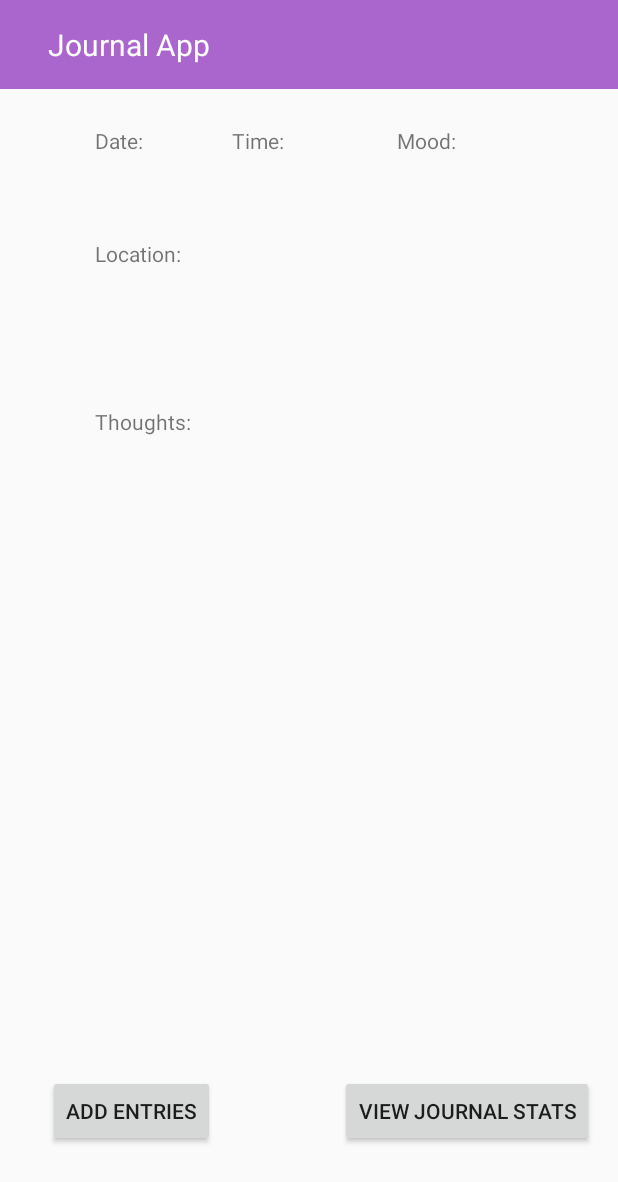
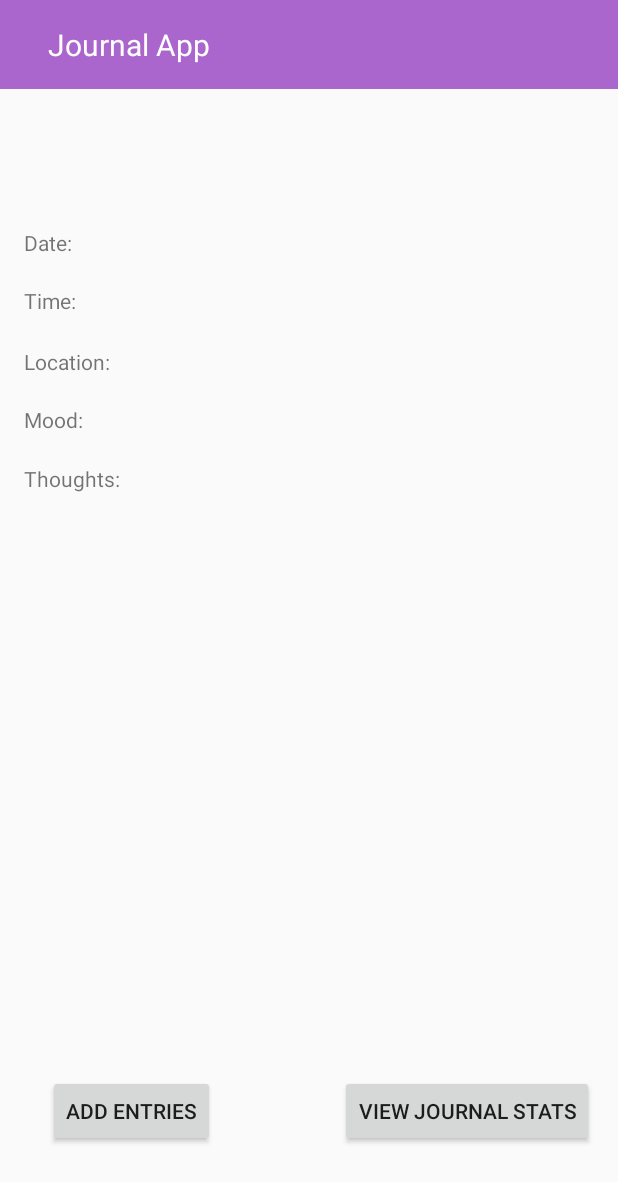
Before and after one commit to RedShellSniper/MobileAppFinalProject, an Android app: the ViewEntries screen opened through its navigation route, on a phone screen of 412 x 824 dp. Shown: the top 1182 px of the screen. Run offline under Robolectric (Android 15) with nearby library versions, the phone set to English and light mode, and no system bars.

Commit message:
I don't know anymore

```diff
--- a/app/src/main/java/com/example/finalproject/AddEntry.java
+++ b/app/src/main/java/com/example/finalproject/AddEntry.java
@@ -33,7 +33,6 @@ public class AddEntry extends Fragment implements View.OnClickListener {
     public AddEntry() {
         // Required empty public constructor
     }
-
 
     @Override
     public void onCreate(Bundle savedInstanceState) {
--- a/app/src/main/java/com/example/finalproject/DatabaseHelper.java
+++ b/app/src/main/java/com/example/finalproject/DatabaseHelper.java
@@ -21,7 +21,7 @@ public class DatabaseHelper extends SQLiteOpenHelper {
     private static final String COLUMN_THOUGHTS = "thoughts";
 
     public DatabaseHelper(Context context) {
-        super(context, DATABASE_NAME, null, 3);
+        super(context, DATABASE_NAME, null, 4);
     }
 
     @Override
--- a/app/src/main/java/com/example/finalproject/JournalData.java
+++ b/app/src/main/java/com/example/finalproject/JournalData.java
@@ -14,9 +14,11 @@ public class JournalData {
     public String getDay() {
         return day;
     }
-    public void setDay(String description) {
+
+    public void setDay(String day) {
         this.day = day;
     }
+
     public String getTime() {
         return time;
     }
@@ -30,6 +32,7 @@ public class JournalData {
     public void setLocation(String location) {
         this.location = location;
     }
+
     public String getMood() {
         return mood;
     }
--- a/app/src/main/res/layout/fragment_view_entries.xml
+++ b/app/src/main/res/layout/fragment_view_entries.xml
@@ -31,9 +31,11 @@
         android:id="@+id/textView2"
         android:layout_width="wrap_content"
         android:layout_height="wrap_content"
-        android:layout_marginStart="63dp"
-        android:layout_marginTop="84dp"
+        android:layout_marginStart="16dp"
+        android:layout_marginTop="152dp"
+        android:layout_marginBottom="19dp"
         android:text="@string/date"
+        app:layout_constraintBottom_toTopOf="@+id/textView3"
         app:layout_constraintStart_toStartOf="parent"
         app:layout_constraintTop_toTopOf="parent" />
 
@@ -41,53 +43,53 @@
         android:id="@+id/textView3"
         android:layout_width="wrap_content"
         android:layout_height="wrap_content"
-        android:layout_marginTop="84dp"
-        android:layout_marginEnd="75dp"
+        android:layout_marginStart="16dp"
+        android:layout_marginTop="19dp"
         android:text="@string/timeV"
-        app:layout_constraintEnd_toStartOf="@+id/textView5"
-        app:layout_constraintTop_toTopOf="parent" />
+        app:layout_constraintStart_toStartOf="parent"
+        app:layout_constraintTop_toBottomOf="@+id/textView2" />
 
     <TextView
         android:id="@+id/textView4"
         android:layout_width="wrap_content"
         android:layout_height="wrap_content"
-        android:layout_marginStart="63dp"
-        android:layout_marginTop="56dp"
+        android:layout_marginStart="16dp"
+        android:layout_marginTop="21dp"
         android:text="@string/locationV"
         app:layout_constraintStart_toStartOf="parent"
-        app:layout_constraintTop_toBottomOf="@+id/textView2" />
+        app:layout_constraintTop_toBottomOf="@+id/textView3" />
 
     <TextView
         android:id="@+id/textView5"
         android:layout_width="wrap_content"
         android:layout_height="wrap_content"
-        android:layout_marginTop="84dp"
-        android:layout_marginEnd="108dp"
+        android:layout_marginStart="16dp"
+        android:layout_marginTop="19dp"
         android:text="@string/moodV"
-        app:layout_constraintEnd_toEndOf="parent"
-        app:layout_constraintTop_toTopOf="parent" />
+        app:layout_constraintStart_toStartOf="parent"
+        app:layout_constraintTop_toBottomOf="@+id/textView4" />
 
     <TextView
         android:id="@+id/textView7"
         android:layout_width="wrap_content"
-        android:layout_height="wrap_content"
-        android:layout_marginStart="63dp"
-        android:layout_marginTop="46dp"
-        android:layout_marginBottom="380dp"
+        android:layout_height="19dp"
+        android:layout_marginStart="16dp"
+        android:layout_marginTop="20dp"
         android:text="@string/thoughtsV"
-        app:layout_constraintBottom_toTopOf="@+id/button3"
         app:layout_constraintStart_toStartOf="parent"
-        app:layout_constraintTop_toBottomOf="@+id/textView4" />
+        app:layout_constraintTop_toBottomOf="@+id/textView5" />
 
     <androidx.recyclerview.widget.RecyclerView
-        android:layout_width="40dp"
-        android:layout_height="194dp"
+        android:id="@+id/recyclerView"
+        android:layout_width="wrap_content"
+        android:layout_height="wrap_content"
+        android:scrollbars="vertical"
+        android:textSize="20sp"
         app:layout_constraintBottom_toBottomOf="parent"
         app:layout_constraintEnd_toEndOf="parent"
-        app:layout_constraintHorizontal_bias="0.509"
+        app:layout_constraintHorizontal_bias="0.506"
         app:layout_constraintStart_toStartOf="parent"
         app:layout_constraintTop_toTopOf="parent"
-        app:layout_constraintVertical_bias="0.333"
-        android:id="@+id/recyclerView"/>
+        app:layout_constraintVertical_bias="0.284" />
 
 </androidx.constraintlayout.widget.ConstraintLayout>
```
Also changed, not shown: app/src/main/java/com/example/finalproject/ListAdapter.java (+4 -4 lines), app/src/main/res/layout/list_entries.xml (+22 -32 lines).
